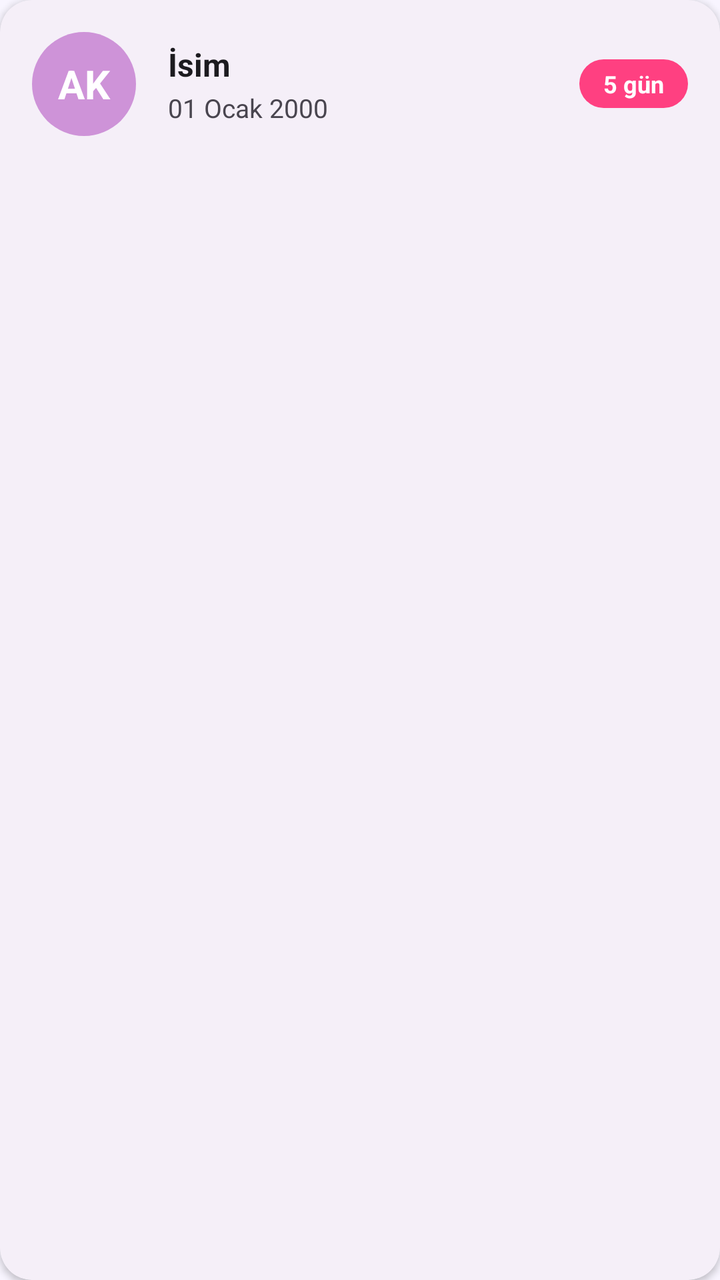
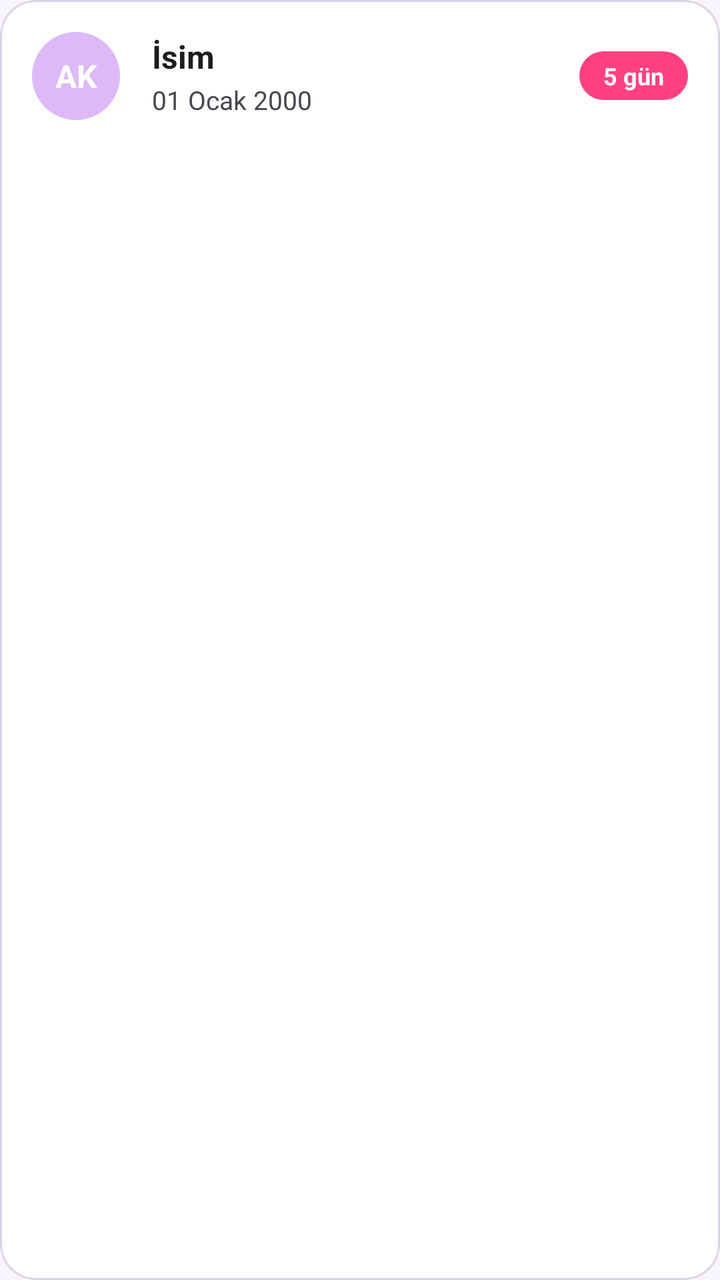

An Android layout rendered at two revisions. The XML below is the earlier revision; the diff shows what the commit changed to produce the second picture.
<!-- AndroidManifest.xml: application theme Theme.BirthdayReminder -->
<!-- res/layout/item_birthday.xml -->
<?xml version="1.0" encoding="utf-8"?>
<com.google.android.material.card.MaterialCardView xmlns:android="http://schemas.android.com/apk/res/android"
    xmlns:app="http://schemas.android.com/apk/res-auto"
    android:layout_width="match_parent"
    android:layout_height="wrap_content"
    android:layout_marginStart="16dp"
    android:layout_marginEnd="16dp"
    android:layout_marginTop="4dp"
    android:layout_marginBottom="4dp"
    app:cardCornerRadius="16dp"
    app:cardElevation="2dp"
    app:strokeWidth="0dp"
    android:clickable="true"
    android:focusable="true"
    android:foreground="?attr/selectableItemBackground">

    <LinearLayout
        android:layout_width="match_parent"
        android:layout_height="wrap_content"
        android:gravity="center_vertical"
        android:orientation="horizontal"
        android:padding="16dp">

        
        <FrameLayout
            android:layout_width="52dp"
            android:layout_height="52dp">

            <View
                android:id="@+id/avatarBackground"
                android:layout_width="52dp"
                android:layout_height="52dp"
                android:background="@drawable/bg_circle_avatar" />

            <TextView
                android:id="@+id/tvInitials"
                android:layout_width="match_parent"
                android:layout_height="match_parent"
                android:gravity="center"
                android:textColor="@color/white"
                android:textSize="20sp"
                android:textStyle="bold"
                android:text="AK" />

        </FrameLayout>

        
        <LinearLayout
            android:layout_width="0dp"
            android:layout_height="wrap_content"
            android:layout_marginStart="16dp"
            android:layout_weight="1"
            android:orientation="vertical">

            <TextView
                android:id="@+id/tvName"
                android:layout_width="wrap_content"
                android:layout_height="wrap_content"
                android:ellipsize="end"
                android:maxLines="1"
                android:textColor="?attr/colorOnSurface"
                android:textSize="16sp"
                android:textStyle="bold"
                android:text="İsim" />

            <TextView
                android:id="@+id/tvDate"
                android:layout_width="wrap_content"
                android:layout_height="wrap_content"
                android:layout_marginTop="2dp"
                android:textColor="?attr/colorOnSurfaceVariant"
                android:textSize="13sp"
                android:text="01 Ocak 2000" />

        </LinearLayout>

        
        <LinearLayout
            android:layout_width="wrap_content"
            android:layout_height="wrap_content"
            android:gravity="center"
            android:orientation="vertical">

            <TextView
                android:id="@+id/tvDaysRemaining"
                android:layout_width="wrap_content"
                android:layout_height="wrap_content"
                android:background="@drawable/bg_badge"
                android:paddingStart="12dp"
                android:paddingEnd="12dp"
                android:paddingTop="4dp"
                android:paddingBottom="4dp"
                android:textColor="@color/white"
                android:textSize="12sp"
                android:textStyle="bold"
                android:text="5 gün" />

        </LinearLayout>

    </LinearLayout>

</com.google.android.material.card.MaterialCardView>
<!-- resources referenced by this layout -->
<resources>
  <color name="white">#FFFFFFFF</color>
  <!-- drawable bg_badge (drawable) -->
  <?xml version="1.0" encoding="utf-8"?>
  <shape xmlns:android="http://schemas.android.com/apk/res/android"
      android:shape="rectangle">
      <corners android:radius="20dp" />
      <solid android:color="@color/secondary" />
  </shape>
  <!-- drawable bg_circle_avatar (drawable) -->
  <?xml version="1.0" encoding="utf-8"?>
  <shape xmlns:android="http://schemas.android.com/apk/res/android"
      android:shape="oval">
      <solid android:color="@color/primary_light" />
      <size
          android:width="48dp"
          android:height="48dp" />
  </shape>
  <style name="Theme.BirthdayReminder" parent="Base.Theme.BirthdayReminder" />
  <color name="secondary">#FFFF4081</color>
  <color name="primary_light">#FFCE93D8</color>
  <style name="Base.Theme.BirthdayReminder" parent="Theme.Material3.DayNight.NoActionBar">
          <item name="colorPrimary">@color/primary</item>
          <item name="colorPrimaryDark">@color/primary_dark</item>
          <item name="colorOnPrimary">@color/on_primary</item>
          <item name="colorSecondary">@color/secondary</item>
          <item name="colorOnSecondary">@color/on_secondary</item>
          <item name="colorTertiary">@color/tertiary</item>
          <item name="android:colorBackground">@color/background</item>
          <item name="colorSurface">@color/surface</item>
          <item name="colorSurfaceVariant">@color/surface_variant</item>
          <item name="colorOnSurface">@color/on_surface</item>
          <item name="colorOnSurfaceVariant">@color/on_surface_variant</item>
          <item name="android:statusBarColor">@color/primary_dark</item>
          <item name="android:navigationBarColor">@color/background</item>
      </style>
  <color name="primary">#FF7B1FA2</color>
  <color name="primary_dark">#FF6A1B9A</color>
  <color name="on_primary">#FFFFFFFF</color>
  <color name="on_secondary">#FFFFFFFF</color>
  <color name="tertiary">#FFFFAB40</color>
  <color name="background">#FFF8F5FF</color>
  <color name="surface">#FFFFFFFF</color>
  <color name="surface_variant">#FFF3E5F5</color>
  <color name="on_surface">#FF1C1B1F</color>
  <color name="on_surface_variant">#FF49454F</color>
</resources>

<!-- the commit's change to res/layout/item_birthday.xml (unified diff, before → after) -->
@@ -3,13 +3,15 @@
     xmlns:app="http://schemas.android.com/apk/res-auto"
     android:layout_width="match_parent"
     android:layout_height="wrap_content"
-    android:layout_marginStart="16dp"
-    android:layout_marginEnd="16dp"
+    android:layout_marginStart="20dp"
+    android:layout_marginEnd="20dp"
     android:layout_marginTop="4dp"
     android:layout_marginBottom="4dp"
-    app:cardCornerRadius="16dp"
-    app:cardElevation="2dp"
-    app:strokeWidth="0dp"
+    app:cardBackgroundColor="?attr/colorSurface"
+    app:cardCornerRadius="18dp"
+    app:cardElevation="0dp"
+    app:strokeColor="?attr/colorOutlineVariant"
+    app:strokeWidth="1dp"
     android:clickable="true"
     android:focusable="true"
     android:foreground="?attr/selectableItemBackground">
@@ -23,13 +25,13 @@
 
         
         <FrameLayout
-            android:layout_width="52dp"
-            android:layout_height="52dp">
+            android:layout_width="44dp"
+            android:layout_height="44dp">
 
             <View
                 android:id="@+id/avatarBackground"
-                android:layout_width="52dp"
-                android:layout_height="52dp"
+                android:layout_width="match_parent"
+                android:layout_height="match_parent"
                 android:background="@drawable/bg_circle_avatar" />
 
             <TextView
@@ -38,7 +40,7 @@
                 android:layout_height="match_parent"
                 android:gravity="center"
                 android:textColor="@color/white"
-                android:textSize="20sp"
+                android:textSize="16sp"
                 android:textStyle="bold"
                 android:text="AK" />
 
<!-- resource entries referenced after the edit -->
@@ -19,11 +19,14 @@
   </shape>
   <style name="Theme.BirthdayReminder" parent="Base.Theme.BirthdayReminder" />
   <color name="secondary">#FFFF4081</color>
-  <color name="primary_light">#FFCE93D8</color>
+  <color name="primary_light">#FFDEB9F8</color>
   <style name="Base.Theme.BirthdayReminder" parent="Theme.Material3.DayNight.NoActionBar">
           <item name="colorPrimary">@color/primary</item>
           <item name="colorPrimaryDark">@color/primary_dark</item>
           <item name="colorOnPrimary">@color/on_primary</item>
+          <item name="colorPrimaryContainer">#EFE1FA</item>
+          <item name="colorOnPrimaryContainer">#321746</item>
+          <item name="colorOutlineVariant">#DCD2E4</item>
           <item name="colorSecondary">@color/secondary</item>
           <item name="colorOnSecondary">@color/on_secondary</item>
           <item name="colorTertiary">@color/tertiary</item>
@@ -32,10 +35,10 @@
           <item name="colorSurfaceVariant">@color/surface_variant</item>
           <item name="colorOnSurface">@color/on_surface</item>
           <item name="colorOnSurfaceVariant">@color/on_surface_variant</item>
-          <item name="android:statusBarColor">@color/primary_dark</item>
+          <item name="android:statusBarColor">@color/home_background</item>
           <item name="android:navigationBarColor">@color/background</item>
       </style>
-  <color name="primary">#FF7B1FA2</color>
+  <color name="primary">#FF684686</color>
   <color name="primary_dark">#FF6A1B9A</color>
   <color name="on_primary">#FFFFFFFF</color>
   <color name="on_secondary">#FFFFFFFF</color>
@@ -45,5 +48,6 @@
   <color name="surface_variant">#FFF3E5F5</color>
   <color name="on_surface">#FF1C1B1F</color>
   <color name="on_surface_variant">#FF49454F</color>
+  <color name="home_background">#FCFAFD</color>
 </resources>
 
